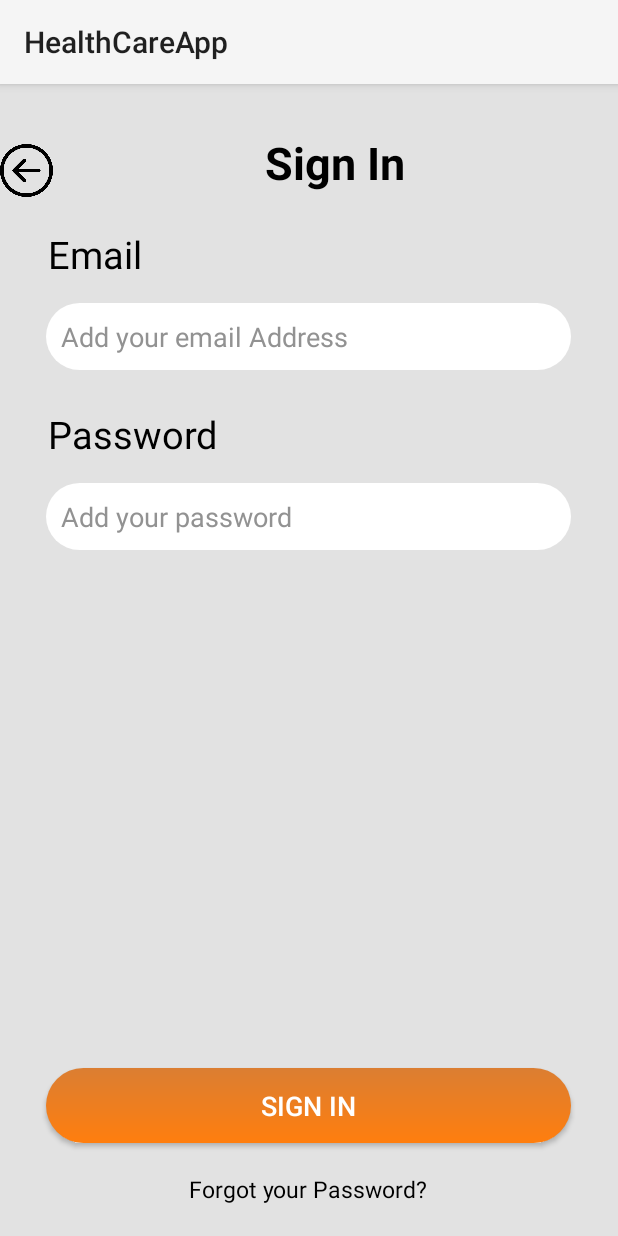
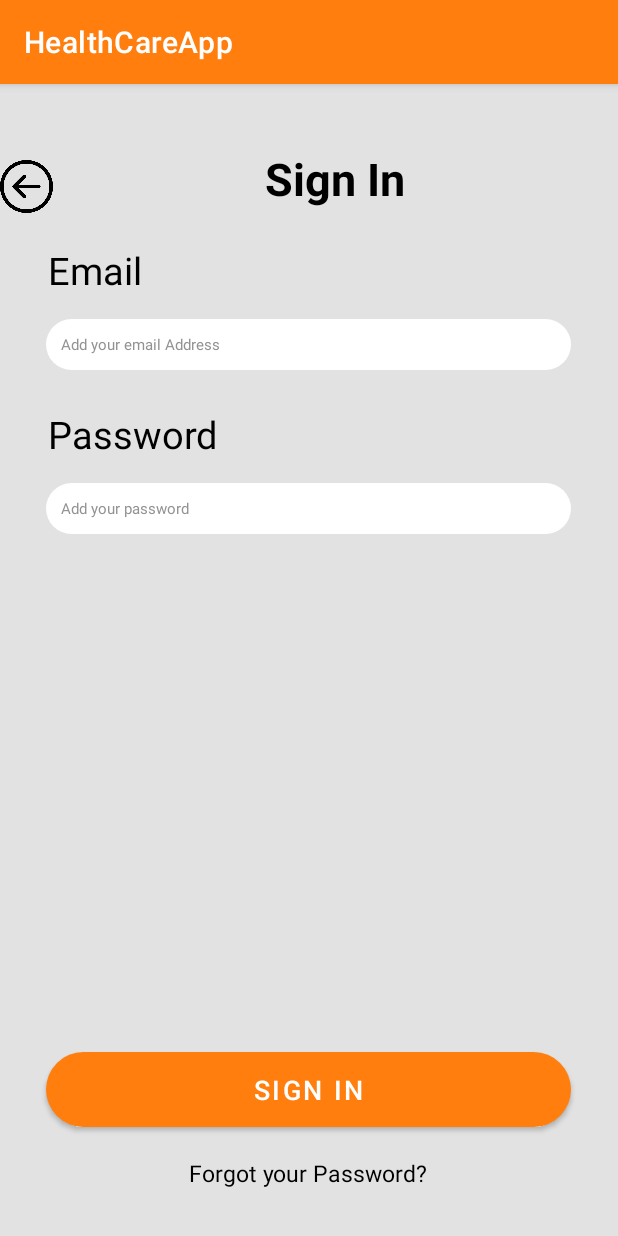
Before and after one commit to bhujelabishek/health-care, an Android app: the Signin screen opened directly, with no data from a screen before it, on a phone screen of 412 x 824 dp. Run offline under Robolectric (Android 15) with nearby library versions, the phone set to English and light mode, and no system bars.

Commit message:
Initial Commit

```diff
--- a/app/src/main/java/com/example/healthcareapp/MainActivity.java
+++ b/app/src/main/java/com/example/healthcareapp/MainActivity.java
@@ -21,7 +21,6 @@ import androidx.core.view.ViewCompat;
 import androidx.core.view.WindowInsetsCompat;
 
 public class MainActivity extends AppCompatActivity {
-
     @Override
     protected void onCreate(Bundle savedInstanceState) {
         super.onCreate(savedInstanceState);
@@ -33,7 +32,6 @@ public class MainActivity extends AppCompatActivity {
         btn.setOnClickListener(new View.OnClickListener() {
             @Override
             public void onClick(View v) {
-
                 ad.setTitle("Create Account");
                 ad.setMessage("Are you sure?");
                     ad.setPositiveButton("Yes, Proceed", new DialogInterface.OnClickListener() {
--- a/app/src/main/res/layout/activity_signin.xml
+++ b/app/src/main/res/layout/activity_signin.xml
@@ -50,17 +50,18 @@
         android:textColor="@color/black"
         android:textSize="25sp"
         />
+
     <EditText
         android:id="@+id/email"
         android:layout_width="350sp"
         android:layout_height="wrap_content"
+        android:layout_marginBottom="25sp"
+        android:background="@drawable/rounded_btn"
         android:hint="Add your email Address"
-        android:background="@drawable/rounded_btn"
         android:padding="10sp"
+        android:textSize="10dp"
         android:textColor="@color/dim_black"
-        android:textColorHint="@color/dim_black"
-        android:layout_marginBottom="25sp"
-        />
+        android:textColorHint="@color/dim_black" />
 
     <TextView
         android:id="@+id/lbpassword"
@@ -81,6 +82,7 @@
         android:inputType="textPassword"
         android:background="@drawable/rounded_btn"
         android:padding="10sp"
+        android:textSize="10dp"
         android:textColor="@color/dim_black"
         android:textColorHint="@color/dim_black"
         android:layout_marginBottom="345sp"
--- a/app/src/main/res/values-night/themes.xml
+++ b/app/src/main/res/values-night/themes.xml
@@ -1,17 +1,17 @@
 <resources xmlns:tools="http://schemas.android.com/tools">
     <!-- Base application theme. -->
-<!--    <style name="Theme.HealthCareApp" parent="Theme.MaterialComponents.DayNight.DarkActionBar">-->
-<!--   Primary brand color. &ndash;&gt;-->
-<!--        <item name="colorPrimary">@color/purple_200</item>-->
-<!--        <item name="colorPrimaryVariant">@color/purple_700</item>-->
-<!--        <item name="colorOnPrimary">@color/black</item>-->
-<!--        &lt;!&ndash; Secondary brand color. &ndash;&gt;-->
-<!--        <item name="colorSecondary">@color/teal_200</item>-->
-<!--        <item name="colorSecondaryVariant">@color/teal_200</item>-->
-<!--        <item name="colorOnSecondary">@color/black</item>-->
-<!--        <item name="fontFamily">@font/poppins</item>-->
-<!--        &lt;!&ndash; Status bar color. &ndash;&gt;-->
-<!--        <item name="android:statusBarColor">?attr/colorPrimaryVariant</item>-->
-<!--        &lt;!&ndash; Customize your theme here. &ndash;&gt;-->
-<!--    </style>-->
+    <style name="Theme.HealthCareApp" parent="Theme.MaterialComponents.DayNight.DarkActionBar">
+<!--   Primary brand color. -->
+        <item name="colorPrimary">@color/purple_200</item>
+        <item name="colorPrimaryVariant">@color/purple_700</item>
+        <item name="colorOnPrimary">@color/black</item>
+        <!-- Secondary brand color. -->
+        <item name="colorSecondary">@color/teal_200</item>
+        <item name="colorSecondaryVariant">@color/teal_200</item>
+        <item name="colorOnSecondary">@color/black</item>
+        <item name="fontFamily">@font/poppins</item>
+        <!-- Status bar color. -->
+        <item name="android:statusBarColor">?attr/colorPrimaryVariant</item>
+        <!-- Customize your theme here. -->
+    </style>
 </resources>
--- a/app/src/main/res/values/themes.xml
+++ b/app/src/main/res/values/themes.xml
@@ -1,16 +1,16 @@
 <resources xmlns:tools="http://schemas.android.com/tools">
     <!-- Base application theme. -->
-<!--    <style name="Theme.HealthCareApp" parent="Theme.MaterialComponents.DayNight.DarkActionBar">&ndash;&gt;-->
+    <style name="Theme.HealthCareApp" parent="Theme.MaterialComponents.DayNight.DarkActionBar">-->
 <!--             Primary brand color.-->
-<!--            <item name="colorPrimary">@color/orangefaded</item>-->
-<!--            <item name="colorPrimaryVariant">@color/purple_700</item>-->
-<!--            <item name="colorOnPrimary">@color/white</item>-->
-<!--            &lt;!&ndash; Secondary brand color. &ndash;&gt;-->
-<!--            <item name="colorSecondary">@color/teal_200</item>-->
-<!--            <item name="colorSecondaryVariant">@color/teal_700</item>-->
-<!--            <item name="colorOnSecondary">@color/black</item>-->
-<!--            &lt;!&ndash; Status bar color. &ndash;&gt;-->
-<!--            <item name="android:statusBarColor">?attr/colorPrimaryVariant</item>-->
-<!--             Customize your theme here.-->
-<!--    </style>-->
+            <item name="colorPrimary">@color/orangefaded</item>
+            <item name="colorPrimaryVariant">@color/purple_700</item>
+            <item name="colorOnPrimary">@color/white</item>
+            <!-- Secondary brand color. -->
+            <item name="colorSecondary">@color/teal_200</item>
+            <item name="colorSecondaryVariant">@color/teal_700</item>
+            <item name="colorOnSecondary">@color/black</item>
+            <!-- Status bar color. -->
+            <item name="android:statusBarColor">?attr/colorPrimaryVariant</item>
+             Customize your theme here.
+    </style>
     </resources>
```
Also changed, not shown: app/src/main/AndroidManifest.xml (+3 -6 lines), app/src/main/java/com/example/healthcareapp/DashBoard.java (added, +20 -0 lines), app/src/main/res/layout/activity_dash_board.xml (added, +10 -0 lines).
